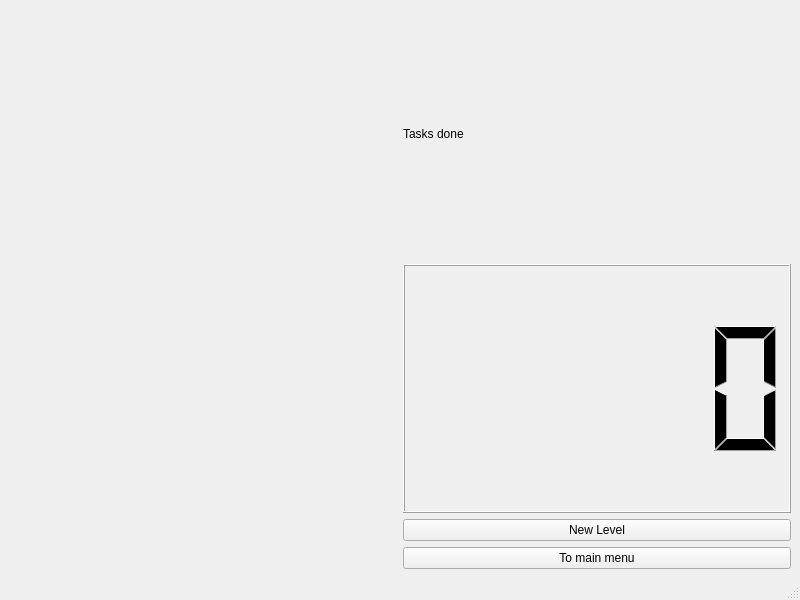
The window that Client/game_field.ui (Code-team-open-source/Code-team) describes before a commit, drawn with Qt 5.
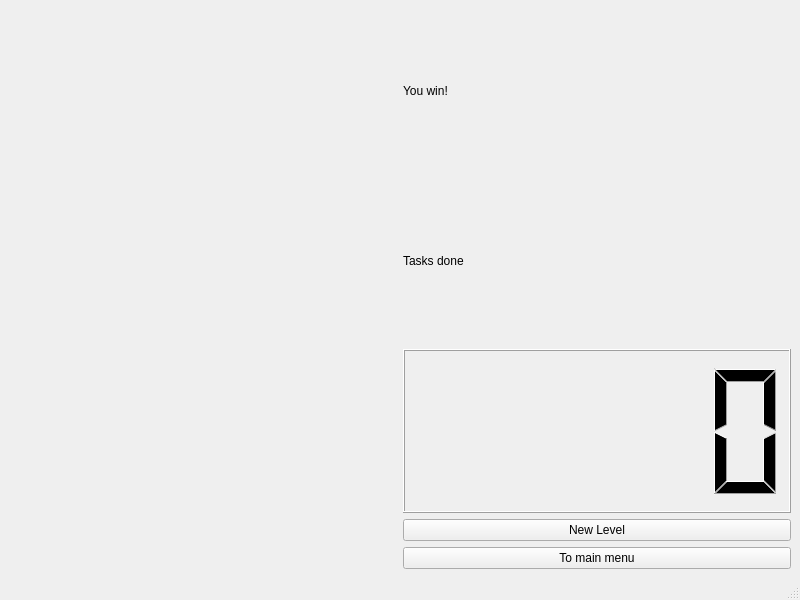
The same window after the commit.

What changed in the file:
```diff
--- a/Client/game_field.ui
+++ b/Client/game_field.ui
@@ -22,6 +22,13 @@
      <layout class="QVBoxLayout" name="verticalLayout_3">
       <item>
        <layout class="QVBoxLayout" name="verticalLayout_4">
+        <item>
+         <widget class="QLabel" name="label_2">
+          <property name="text">
+           <string>You win!</string>
+          </property>
+         </widget>
+        </item>
         <item>
          <widget class="QLabel" name="label">
           <property name="text">
```
